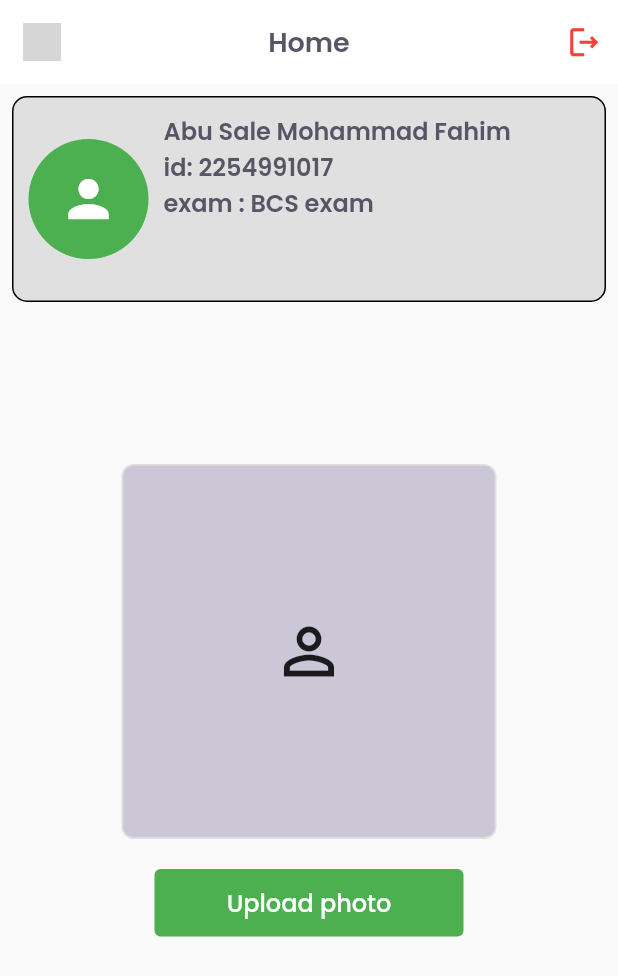
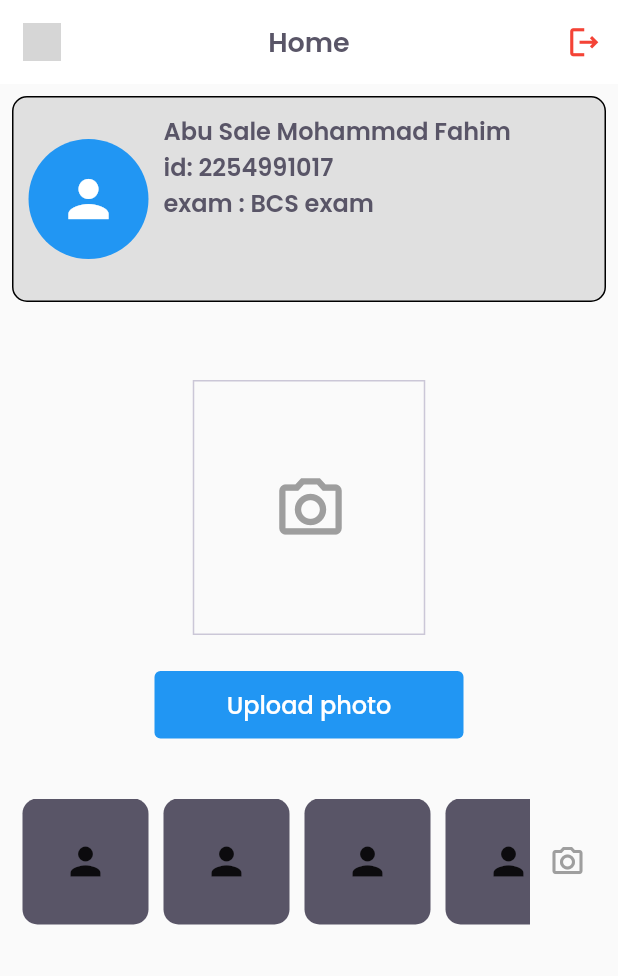
Before and after one commit to asmfahim1/face_detect_user_part, a Flutter app: the HomeScreen screen opened by its route, on a phone screen of 412 x 824 dp. Shown: the top 976 px of the screen. Run offline on Flutter 3.47's test engine with Material 2 defaults, Android fonts, the phone set to English and light mode, and no system bars; our stand-ins replace flutter_svg, get, google_fonts, image_picker, package_info_plus, shared_preferences; accounts and stored records are empty; generated files the repository leaves out were written again; grey boxes are pictures that could not be loaded.

Commit message:
home screen UI done

```diff
--- a/lib/core/utils/asset_path.dart
+++ b/lib/core/utils/asset_path.dart
@@ -1,4 +1,6 @@
 const loginBackgroundImage = 'assets/images/login_background_image.png';
+const loginBackImagePath = 'assets/images/login_back.jpg';
 const appIconImage = 'assets/icons/face_scan.png';
 const facebookIconPath = 'assets/icons/facebook.svg';
 const googleIconPath = 'assets/icons/google_icon.svg';
+const openCameraIconPath = 'assets/open_camera.svg';
--- a/lib/core/utils/colors.dart
+++ b/lib/core/utils/colors.dart
@@ -2,7 +2,7 @@ import 'package:flutter/material.dart';
 
 ///
 const primaryColor = Color(0xFF85CCFB);
-const secondaryColor = Color(0xFFFFA654);
+const secondaryColor = Color(0xFF9877EB);
 const transparentColor = Colors.transparent;
 const whiteColor = Colors.white;
 const blackColor = Colors.black;
--- a/lib/module/auth/login/view/login_screen.dart
+++ b/lib/module/auth/login/view/login_screen.dart
@@ -16,7 +16,7 @@ class LoginScreen extends StatelessWidget {
           height: size.height,
           decoration: const BoxDecoration(
             image: DecorationImage(
-              image: AssetImage(loginBackgroundImage),
+              image: AssetImage(loginBackImagePath),
               fit: BoxFit.cover,
             ),
           ),
--- a/lib/module/auth/login/view/widgets/login_form_section_widget.dart
+++ b/lib/module/auth/login/view/widgets/login_form_section_widget.dart
@@ -33,7 +33,7 @@ class _LoginFormSectionWidgetState extends State<LoginFormSectionWidget> {
         width: size.width,
         padding: EdgeInsets.symmetric(horizontal: 5),
         decoration: BoxDecoration(
-          color: whiteColor,
+          color: whiteColor.withOpacity(0.7),
           borderRadius: BorderRadius.circular(20),
         ),
         child: Column(
@@ -159,6 +159,7 @@ class _LoginFormSectionWidgetState extends State<LoginFormSectionWidget> {
     return CommonButton(
       btnHeight: size.height / 20,
       width: size.width / 1.6,
+      buttonColor: blueColor,
       buttonTitle: 'Login',
       onTap: () {
         //login method will call
--- /dev/null
+++ b/lib/module/home/controller/home_controller.dart
@@ -0,0 +1,34 @@
+import 'dart:io';
+import 'package:flutter/material.dart';
+import 'package:image_picker/image_picker.dart';
+import 'package:get/get.dart';
+
+class HomeController extends GetxController{
+  File? _firstImageFile;
+  File? _secondImageFile;
+  File? _thirdImageFile;
+  File? _fourthImageFile;
+  final List<File?> _fileList = [];
+
+  set firstImageFile(File? file) {
+    _firstImageFile = file;
+    update();
+  }
+
+  Future<void> pickImage(
+      ImageSource source,
+      ) async {
+    final pickedImage = await ImagePicker().pickImage(source: source);
+    if (pickedImage != null) {
+      _fileList.add(File(pickedImage.path));
+    }
+  }
+
+
+  File? get firstImageFile => _firstImageFile;
+  File? get secondImageFile => _secondImageFile;
+  File? get thirdImageFile => _thirdImageFile;
+  File? get fourthImageFile => _fourthImageFile;
+
+
+}
--- a/lib/module/home/view/home_screen.dart
+++ b/lib/module/home/view/home_screen.dart
@@ -1,7 +1,11 @@
 import 'package:flutter/material.dart';
 import 'package:get/get.dart';
+import 'package:image_picker/image_picker.dart';
 import 'package:mict_final_project/core/utils/exports.dart';
 import 'package:mict_final_project/core/widgets/exports.dart';
+import 'package:mict_final_project/module/home/controller/home_controller.dart';
+import 'package:mict_final_project/module/home/view/widgets/image_picker_widget.dart';
+import 'package:mict_final_project/module/home/view/widgets/uploaded_pictures.dart';
 
 class HomeScreen extends StatefulWidget {
   const HomeScreen({Key? key}) : super(key: key);
@@ -11,6 +15,14 @@ class HomeScreen extends StatefulWidget {
 }
 
 class _HomeScreenState extends State<HomeScreen> {
+  final HomeController home = Get.put(HomeController());
+  final imageList = [
+    openCameraIconPath,
+    openCameraIconPath,
+    openCameraIconPath,
+    openCameraIconPath,
+  ];
+
   @override
   Widget build(BuildContext context) {
     return Scaffold(
@@ -18,12 +30,16 @@ class _HomeScreenState extends State<HomeScreen> {
         title: 'Home',
         actions: [
           GestureDetector(
-            onTap: (){
+            onTap: () {
               Get.back();
             },
-            child: Padding(
-              padding: const EdgeInsets.only(right: 10),
-              child: Icon(Icons.logout_outlined, color: redColor, size: 25,),
+            child: const Padding(
+              padding: EdgeInsets.only(right: 10),
+              child: Icon(
+                Icons.logout_outlined,
+                color: redColor,
+                size: 25,
+              ),
             ),
           )
         ],
@@ -31,34 +47,22 @@ class _HomeScreenState extends State<HomeScreen> {
       body: Column(
         children: [
           _profileWidget(),
-          SizedBox(height: 100,),
-          Container(
-            height: 250,
-            width: 250,
-            decoration: BoxDecoration(
-              color: strokeColor,
-              borderRadius: BorderRadius.circular(8),
-              border: Border.all(
-                width: 1.2,
-                color: Colors.grey.shade300,
-              )
-            ),
-            child: Icon(Icons.person_outline_outlined, size: 50,),
+          const SizedBox(
+            height: 20,
           ),
-          SizedBoxHeight20(),
-          _uploadPhotoButton(),
+          _uploadedPhotoWidget(home),
         ],
       ),
     );
   }
 
-  Widget _profileWidget(){
+  Widget _profileWidget() {
     Size size = MediaQuery.of(context).size;
     return Container(
       height: size.height / 6,
       width: size.width,
       padding: const EdgeInsets.all(10),
-      margin: EdgeInsets.all(8),
+      margin: const EdgeInsets.all(8),
       decoration: BoxDecoration(
         color: Colors.grey.shade300,
         border: Border.all(),
@@ -67,7 +71,7 @@ class _HomeScreenState extends State<HomeScreen> {
       child: Row(
         children: [
           const CircleAvatar(
-            backgroundColor: greenColor,
+            backgroundColor: blueColor,
             radius: 40,
             child: Icon(
               Icons.person,
@@ -75,16 +79,101 @@ class _HomeScreenState extends State<HomeScreen> {
               color: Colors.white,
             ),
           ),
-          const SizedBox(width: 10,),
+          const SizedBox(
+            width: 10,
+          ),
           Column(
             crossAxisAlignment: CrossAxisAlignment.start,
             children: [
-              TextWidget('Abu Sale Mohammad Fahim', style: TextStyles.title16,),
-              TextWidget('id: 2254991017', style: TextStyles.title16,),
-              TextWidget('exam : BCS exam', style: TextStyles.title16,),
+              TextWidget(
+                'Abu Sale Mohammad Fahim',
+                style: TextStyles.title16,
+              ),
+              TextWidget(
+                'id: 2254991017',
+                style: TextStyles.title16,
+              ),
+              TextWidget(
+                'exam : BCS exam',
+                style: TextStyles.title16,
+              ),
             ],
           ),
         ],
+      ),
+    );
+  }
+
+  Widget _uploadedPhotoWidget(HomeController homeController) {
+    return Column(
+      children: [
+        Padding(
+          padding: const EdgeInsets.symmetric(vertical: 24),
+          child: ImagePickerWidget(
+            imageFile: homeController.firstImageFile,
+            onTap: () {
+              showImagePickerOptions(context, homeController);
+            },
+          ),
+        ),
+        _uploadPhotoButton(),
+        const SizedBoxHeight20(),
+        const SizedBoxHeight20(),
+        Container(
+          height: 84,
+          padding: const EdgeInsets.only(left: 10),
+          child: Row(
+            children: [
+              _uploadedPicturesWidget(
+                imagePath: appIconImage,
+              ),
+              Container(
+                height: 84,
+                width: 50,
+                alignment: Alignment.center,
+                child: const SizedBox(
+                  height: 25,
+                  width: 25,
+                  child: Icon(
+                    Icons.camera_alt_outlined,
+                    color: Colors.grey,
+                  ),
+                ),
+              ),
+            ],
+          ),
+        )
+      ],
+    );
+  }
+
+  Widget _uploadedPicturesWidget({
+    required String imagePath,
+  }) {
+    Size size = MediaQuery.of(context).size;
+    return SizedBox(
+      width: size.width / 1.2,
+      child: ListView.builder(
+        physics: BouncingScrollPhysics(),
+        scrollDirection: Axis.horizontal,
+        itemCount: imageList.length,
+        itemBuilder: (context, index) {
+          return Container(
+            height: 77,
+            width: 84,
+            margin: const EdgeInsets.symmetric(horizontal: 5),
+            decoration: BoxDecoration(
+              color: darkGrayColor,
+              borderRadius: radiusAll10,
+            ),
+            child: UploadedPicturesWidget(
+              imageList[index],
+              height: 48,
+              width: 48,
+              color: whiteColor,
+            ),
+          );
+        },
       ),
     );
   }
@@ -93,7 +182,7 @@ class _HomeScreenState extends State<HomeScreen> {
     Size size = MediaQuery.of(context).size;
     return CommonButton(
       btnHeight: size.height / 20,
-      buttonColor: greenColor,
+      buttonColor: blueColor,
       width: size.width / 2,
       buttonTitle: 'Upload photo',
       onTap: () {
@@ -101,4 +190,68 @@ class _HomeScreenState extends State<HomeScreen> {
       },
     );
   }
+
+  Future<void> showImagePickerOptions(
+    BuildContext context,
+    HomeController homeController,
+  ) async {
+    await showDialog(
+      context: context,
+      builder: (BuildContext context) {
+        return AlertDialog(
+          content: SizedBox(
+            height: 276,
+            width: 327,
+            child: Column(
+              children: [
+                Align(
+                  alignment: Alignment.centerRight,
+                  child: IconButton(
+                    onPressed: () {
+                      Get.back();
+                    },
+                    icon: const Icon(Icons.close),
+                  ),
+                ),
+                Center(
+                  child: InkWell(
+                    onTap: () {
+                      homeController.pickImage(ImageSource.camera);
+                      Navigator.pop(context);
+                    },
+                    child: Column(
+                      mainAxisAlignment: MainAxisAlignment.center,
+                      children: [
+                        const Icon(
+                          Icons.camera_alt_outlined,
+                          color: Colors.grey,
+                          size: 100,
+                        ),
+                        const SizedBoxHeight20(),
+                        Container(
+                          height: 52,
+                          width: 185,
+                          decoration: BoxDecoration(
+                            color: whiteColor,
+                            border: Border.all(
+                              color: primaryColor,
+                            ),
+                          ),
+                          alignment: Alignment.center,
+                          child: TextWidget(
+                            'Open camera',
+                            style: TextStyles.title16,
+                          ),
+                        ),
+                      ],
+                    ),
+                  ),
+                ),
+              ],
+            ),
+          ),
+        );
+      },
+    );
+  }
 }
--- /dev/null
+++ b/lib/module/home/view/widgets/image_picker_widget.dart
@@ -0,0 +1,47 @@
+import 'dart:io';
+import 'package:flutter/material.dart';
+
+import '../../../../core/utils/asset_path.dart';
+import '../../../../core/utils/colors.dart';
+import '../../../../core/widgets/common_icon_widget.dart';
+
+class ImagePickerWidget extends StatelessWidget {
+  final File? imageFile;
+  final void Function()? onTap;
+  const ImagePickerWidget({
+    Key? key,
+    this.imageFile,
+    required this.onTap,
+  }) : super(key: key);
+
+  @override
+  Widget build(BuildContext context) {
+    return InkWell(
+      onTap: onTap,
+      child: Container(
+        height: 170,
+        width: 155,
+        alignment: Alignment.center,
+        decoration: BoxDecoration(
+          border: Border.all(color: strokeColor),
+        ),
+        child: SizedBox(
+          height: 48,
+          width: 48,
+          child: imageFile != null
+              ? Image.file(
+                  imageFile!,
+                  width: 200,
+                  height: 200,
+                  fit: BoxFit.cover,
+                )
+              : const Icon(
+                  Icons.camera_alt_outlined,
+                  size: 50,
+                  color: Colors.grey,
+                ),
+        ),
+      ),
+    );
+  }
+}
--- /dev/null
+++ b/lib/module/home/view/widgets/uploaded_pictures.dart
@@ -0,0 +1,26 @@
+import 'package:flutter/material.dart';
+
+class UploadedPicturesWidget extends StatelessWidget {
+  const UploadedPicturesWidget(
+      this.iconPath, {
+        Key? key,
+        this.height = 18,
+        this.width = 18,
+        this.color,
+      }) : super(key: key);
+  final String iconPath;
+  final double height;
+  final double width;
+  final Color? color;
+
+  @override
+  Widget build(BuildContext context) {
+    return ClipRRect(
+      borderRadius: BorderRadius.circular(50),
+      child: const Icon(
+        Icons.person,
+        size: 30,
+      ),
+    );
+  }
+}
```
Also changed, not shown: assets/icons/open_camera.svg (added), assets/images/login_back.jpg (added).
